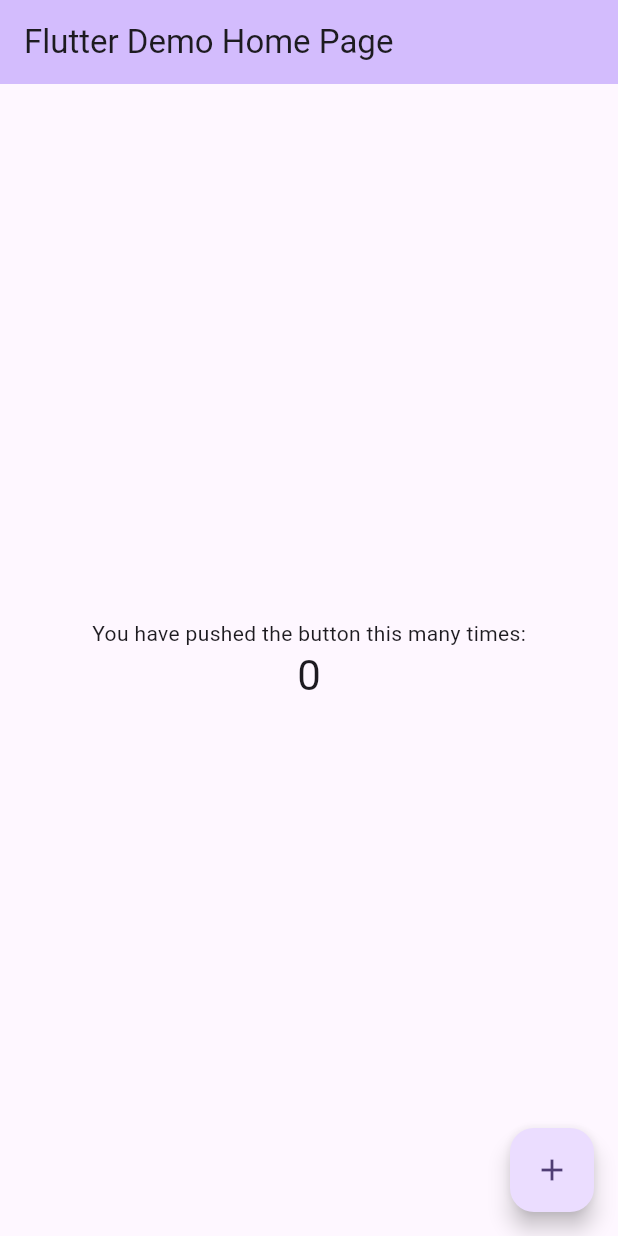
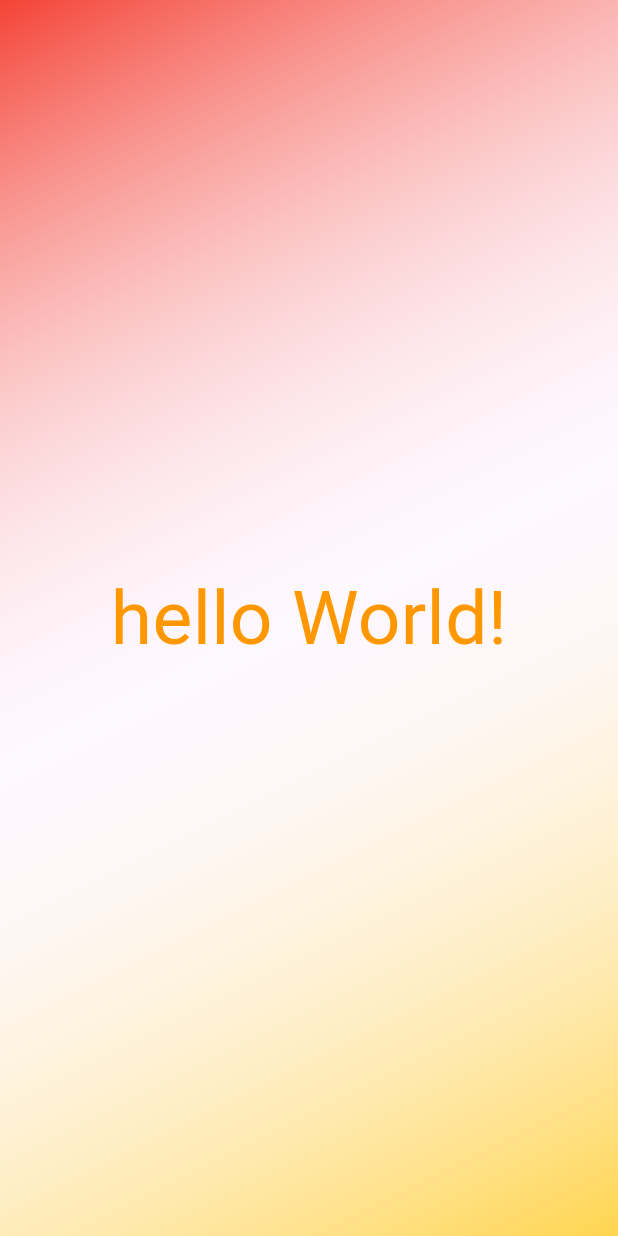
Before and after one commit to PacemakerX/dice, a Flutter app: the screen it shows after launch, on a phone screen of 412 x 824 dp. Run offline on Flutter 3.47's test engine with Material 3 defaults, Android fonts, the phone set to English and light mode, and no system bars.

Commit message:
makes thing from scratch

```diff
--- a/lib/main.dart
+++ b/lib/main.dart
@@ -1,122 +1,26 @@
 import 'package:flutter/material.dart';
 
 void main() {
-  runApp(const MyApp());
-}
+  runApp(
+    MaterialApp(
+      home: Scaffold(
+        body: Container(
+          decoration: BoxDecoration(
+            gradient: LinearGradient(
+              colors: [Colors.red, Colors.white12, Colors.amber.shade300],
+              begin: Alignment.topLeft,
+              end: Alignment.bottomRight,
+            ),
+          ),
 
-class MyApp extends StatelessWidget {
-  const MyApp({super.key});
-
-  // This widget is the root of your application.
-  @override
-  Widget build(BuildContext context) {
-    return MaterialApp(
-      title: 'Flutter Demo',
-      theme: ThemeData(
-        // This is the theme of your application.
-        //
-        // TRY THIS: Try running your application with "flutter run". You'll see
-        // the application has a purple toolbar. Then, without quitting the app,
-        // try changing the seedColor in the colorScheme below to Colors.green
-        // and then invoke "hot reload" (save your changes or press the "hot
-        // reload" button in a Flutter-supported IDE, or press "r" if you used
-        // the command line to start the app).
-        //
-        // Notice that the counter didn't reset back to zero; the application
-        // state is not lost during the reload. To reset the state, use hot
-        // restart instead.
-        //
-        // This works for code too, not just values: Most code changes can be
-        // tested with just a hot reload.
-        colorScheme: .fromSeed(seedColor: Colors.deepPurple),
-      ),
-      home: const MyHomePage(title: 'Flutter Demo Home Page'),
-    );
-  }
-}
-
-class MyHomePage extends StatefulWidget {
-  const MyHomePage({super.key, required this.title});
-
-  // This widget is the home page of your application. It is stateful, meaning
-  // that it has a State object (defined below) that contains fields that affect
-  // how it looks.
-
-  // This class is the configuration for the state. It holds the values (in this
-  // case the title) provided by the parent (in this case the App widget) and
-  // used by the build method of the State. Fields in a Widget subclass are
-  // always marked "final".
-
-  final String title;
-
-  @override
-  State<MyHomePage> createState() => _MyHomePageState();
-}
-
-class _MyHomePageState extends State<MyHomePage> {
-  int _counter = 0;
-
-  void _incrementCounter() {
-    setState(() {
-      // This call to setState tells the Flutter framework that something has
-      // changed in this State, which causes it to rerun the build method below
-      // so that the display can reflect the updated values. If we changed
-      // _counter without calling setState(), then the build method would not be
-      // called again, and so nothing would appear to happen.
-      _counter++;
-    });
-  }
-
-  @override
-  Widget build(BuildContext context) {
-    // This method is rerun every time setState is called, for instance as done
-    // by the _incrementCounter method above.
-    //
-    // The Flutter framework has been optimized to make rerunning build methods
-    // fast, so that you can just rebuild anything that needs updating rather
-    // than having to individually change instances of widgets.
-    return Scaffold(
-      appBar: AppBar(
-        // TRY THIS: Try changing the color here to a specific color (to
-        // Colors.amber, perhaps?) and trigger a hot reload to see the AppBar
-        // change color while the other colors stay the same.
-        backgroundColor: Theme.of(context).colorScheme.inversePrimary,
-        // Here we take the value from the MyHomePage object that was created by
-        // the App.build method, and use it to set our appbar title.
-        title: Text(widget.title),
-      ),
-      body: Center(
-        // Center is a layout widget. It takes a single child and positions it
-        // in the middle of the parent.
-        child: Column(
-          // Column is also a layout widget. It takes a list of children and
-          // arranges them vertically. By default, it sizes itself to fit its
-          // children horizontally, and tries to be as tall as its parent.
-          //
-          // Column has various properties to control how it sizes itself and
-          // how it positions its children. Here we use mainAxisAlignment to
-          // center the children vertically; the main axis here is the vertical
-          // axis because Columns are vertical (the cross axis would be
-          // horizontal).
-          //
-          // TRY THIS: Invoke "debug painting" (choose the "Toggle Debug Paint"
-          // action in the IDE, or press "p" in the console), to see the
-          // wireframe for each widget.
-          mainAxisAlignment: .center,
-          children: [
-            const Text('You have pushed the button this many times:'),
-            Text(
-              '$_counter',
-              style: Theme.of(context).textTheme.headlineMedium,
+          child:  Center(
+            child: Text(
+              "hello World!",
+              style: TextStyle(color: Colors.orange.shade500, fontSize: 50),
             ),
-          ],
+          ),
         ),
       ),
-      floatingActionButton: FloatingActionButton(
-        onPressed: _incrementCounter,
-        tooltip: 'Increment',
-        child: const Icon(Icons.add),
-      ),
-    );
-  }
+    ),
+  );
 }
```
